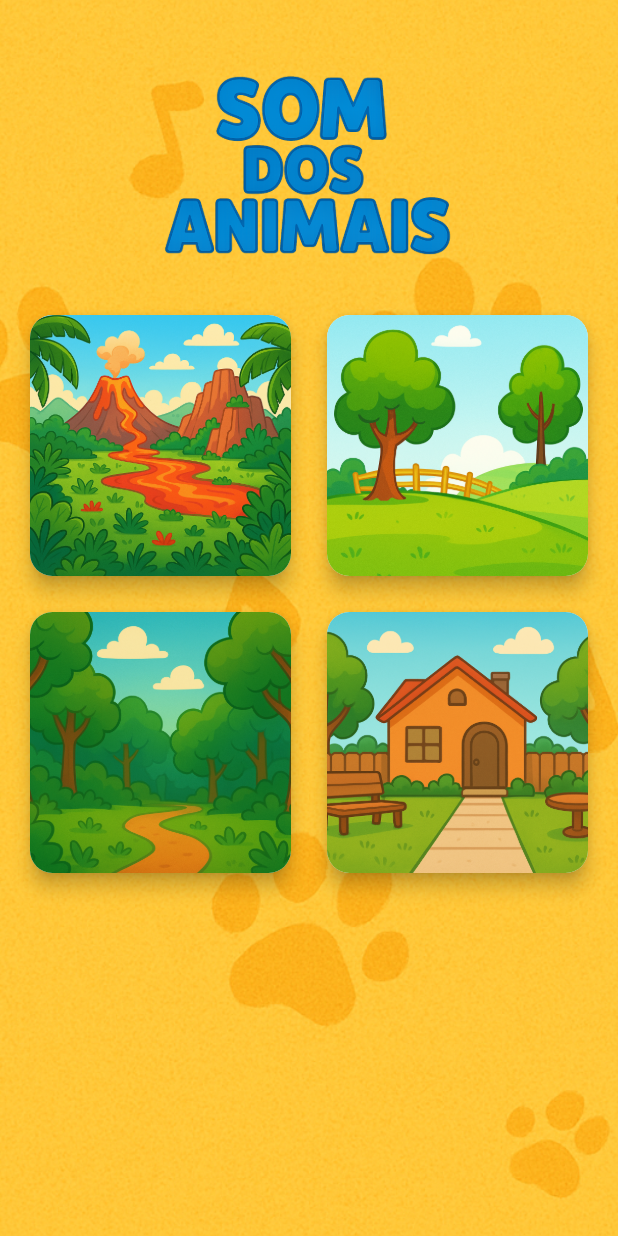
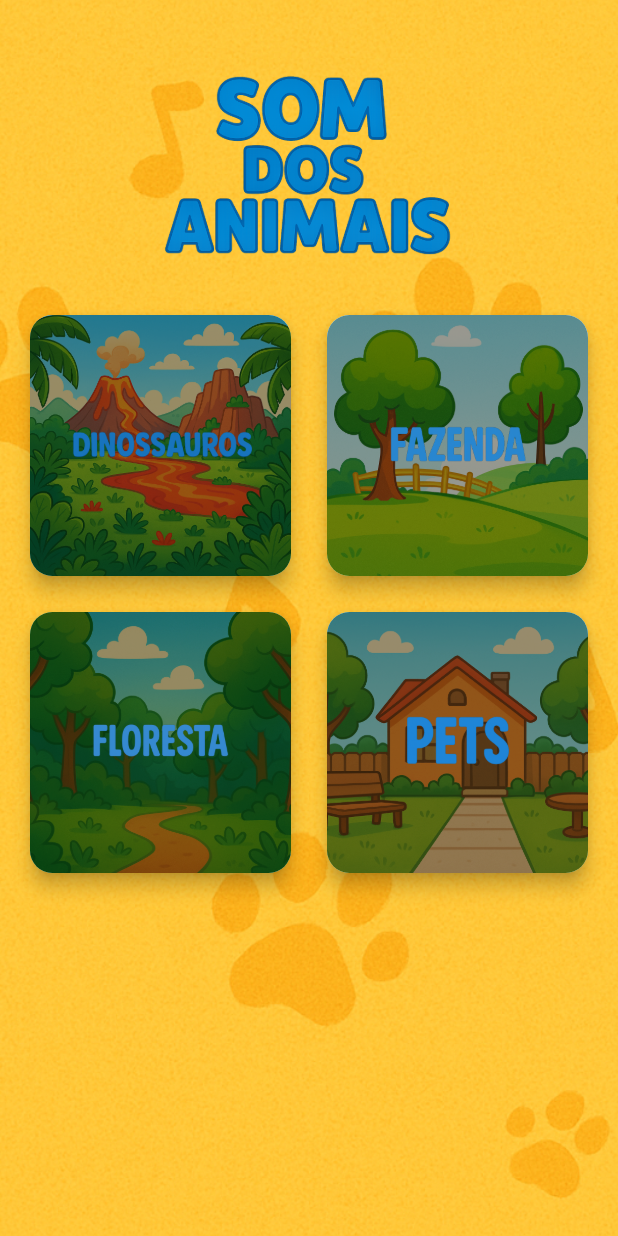
Before and after one commit to LucasMuzzi/mundinhoanimal, a Flutter app: the screen it shows after launch, on a phone screen of 412 x 824 dp. Run offline on Flutter 3.47's test engine with Material 3 defaults, Android fonts, the phone set to English and light mode, and no system bars.

Commit message:
ajustes no label dos cards

```diff
--- a/lib/widgets/cards/home_card.dart
+++ b/lib/widgets/cards/home_card.dart
@@ -2,11 +2,16 @@
 import 'package:flutter/material.dart';
 
 class HomeCard extends StatelessWidget {
-  final String? title;
+  final String titleImagePath;
   final String imagePath;
   final VoidCallback? onTap;
 
-  const HomeCard({super.key, this.title, required this.imagePath, this.onTap});
+  const HomeCard({
+    super.key,
+    required this.titleImagePath,
+    required this.imagePath,
+    this.onTap,
+  });
 
   @override
   Widget build(BuildContext context) {
@@ -16,25 +21,16 @@ class HomeCard extends StatelessWidget {
       shape: RoundedRectangleBorder(borderRadius: BorderRadius.circular(15.0)),
       child: InkWell(
         onTap: onTap,
-        child: Container(
-          height: 150,
-          decoration: BoxDecoration(
-            image: DecorationImage(
-              image: AssetImage(imagePath),
-              fit: BoxFit.cover,
+        child: Stack(
+          children: [
+            Positioned.fill(child: Image.asset(imagePath, fit: BoxFit.cover)),
+
+            Positioned.fill(
+              child: Container(color: Colors.black.withOpacity(0.4)),
             ),
-          ),
-          child: Center(
-            child: Text(
-              title ?? '',
-              textAlign: TextAlign.center,
-              style: const TextStyle(
-                color: Colors.white,
-                fontSize: 24,
-                fontWeight: FontWeight.bold,
-              ),
-            ),
-          ),
+
+            Center(child: Image.asset(titleImagePath, height: 100)),
+          ],
         ),
       ),
     );
```
Also changed, not shown: lib/pages/category_page.dart (+2 -10 lines), lib/pages/home.dart (+38 -14 lines), assets/images/common/back-arrow.png, assets/images/dinos/title-dinos.png, assets/images/farm/title-farm.png (added), assets/images/florest/cobra.png (added), assets/images/florest/macaco.png (added), assets/images/florest/onça.png (added), assets/images/florest/title-florest.png (added), assets/images/pets/title-pets.png (added).
